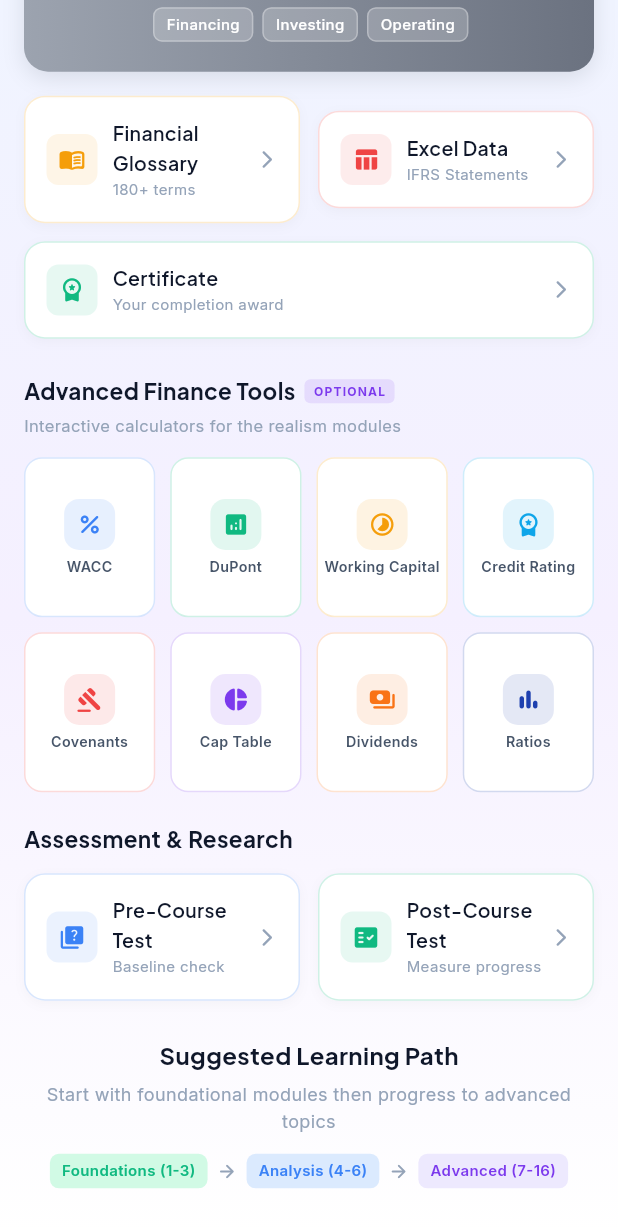
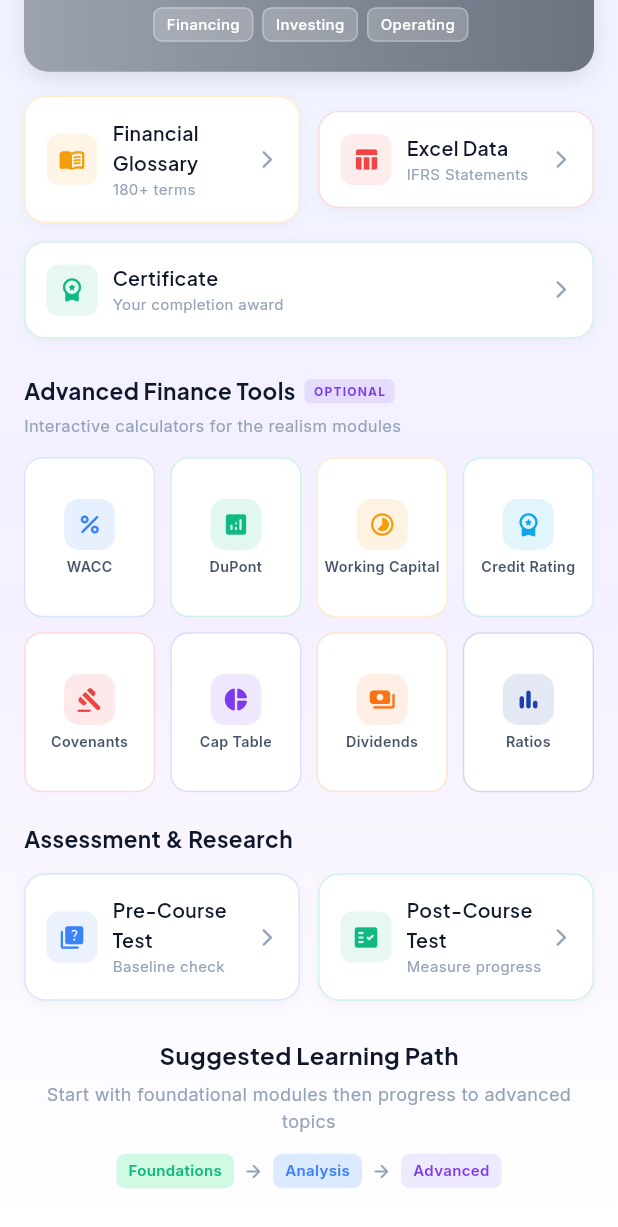
Before and after one commit to AimanSadeq/FinPlay, a Flutter app: the EducationHubScreen screen opened by its route, scrolled down 3050 dp, on a phone screen of 412 x 824 dp. Shown: the top 1227 px of the screen. Run offline on Flutter 3.47's test engine with Material 3 defaults, Android fonts, the phone set to English and light mode, and no system bars; drawn by our look-alikes of flutter_animate; our stand-ins replace dio, fl_chart, flutter_native_splash, flutter_riverpod, go_router, google_fonts and 6 more; accounts and stored records are empty; network calls fail.

Commit message:
Name modules by title only: drop displayed module numbers
The web-module and in-app module screens no longer show a "Module N" /
"الوحدة N" caption above the title. Hub cards show a status icon instead of
a position number, the module progress strip shows each module's icon with
its title as the tooltip, and the suggested learning path names its stages
without number ranges. The "X / N" progress count and the optional mark stay.

A test scans every string literal under lib/ for "Module" or "الوحدة"
followed by a digit or an interpolated value.

Co-Authored-By: Claude Opus 5.5 <noreply@anthropic.com>
Claude-Session: https://claude.ai/code/session_01AChRojF36a1mh1xbXCFnwt

```diff
--- a/lib/data/education_catalog.dart
+++ b/lib/data/education_catalog.dart
@@ -299,8 +299,9 @@ String moduleRouteFor(int catalogId, {required bool arabic}) =>
         ? catalogEntry(catalogId)!.appRoute!
         : '/education/web/$catalogId';
 
-/// 1-based position of a module among the hub's cards (the game excluded), or
-/// null for an unknown id. Display only: never store or compare positions.
+/// 1-based position of a module among the catalog's cards (the game excluded),
+/// or null for an unknown id. Never store or compare positions, and never show
+/// one to a person: modules are named by title only.
 int? educationHubPosition(int num) {
   final cards = educationCatalog.where((m) => !m.isSimulation).toList();
   final idx = cards.indexWhere((m) => m.num == num);
--- a/lib/features/education/screens/education_hub_screen.dart
+++ b/lib/features/education/screens/education_hub_screen.dart
@@ -63,7 +63,7 @@ class _EduModule {
 // screen for the eight ported modules, and to the web-module screen for the
 // rest; a card opens moduleRouteFor(catalogId), which also sends the eight to
 // the website under the Arabic locale. `catalogId` is the permanent catalog id.
-// The number on a card is its position among the cards shown, display only.
+// A module is named by its title alone: no card shows a module number.
 // ---------------------------------------------------------------------------
 const _modules = <_EduModule>[
   _EduModule(
@@ -722,7 +722,6 @@ class _EducationHubScreenState extends ConsumerState<EducationHubScreen> {
                       final passed = _modulePassed[m.catalogId] ?? false;
                       return _ModuleCard(
                         module: m,
-                        position: index + 1,
                         isOptional: plan.isOptional(m.catalogId),
                         isLocked: isLocked,
                         completionPercent: completion,
@@ -792,7 +791,7 @@ class _EducationHubScreenState extends ConsumerState<EducationHubScreen> {
               SliverToBoxAdapter(
                 child: Padding(
                   padding: const EdgeInsets.fromLTRB(16, 24, 16, 32),
-                  child: _buildLearningPath(context, modules.length),
+                  child: _buildLearningPath(context),
                 ).animate().fadeIn(delay: 1000.ms, duration: 400.ms),
               ),
             ],
@@ -1162,11 +1161,16 @@ class _EducationHubScreenState extends ConsumerState<EducationHubScreen> {
                                               size: 12,
                                               color: AppColors.textTertiary(
                                                   context))
-                                          : Text(
-                                              '${i + 1}',
-                                              style: TextStyle(
-                                                fontSize: 12,
-                                                fontWeight: FontWeight.w700,
+                                          // The module's icon, not a
+                                          // number: modules are named by
+                                          // title, which the tooltip gives.
+                                          : Tooltip(
+                                              message: s.ar
+                                                  ? m.titleAr
+                                                  : m.titleEn,
+                                              child: Icon(
+                                                m.icon,
+                                                size: 12,
                                                 color: completion > 0
                                                     ? const Color(0xFFB45309)
                                                     : AppColors.textSecondary(
@@ -1521,7 +1525,7 @@ class _EducationHubScreenState extends ConsumerState<EducationHubScreen> {
   // ─────────────────────────────────────────────────────────────────────────
   // Learning Path
   // ─────────────────────────────────────────────────────────────────────────
-  Widget _buildLearningPath(BuildContext context, int moduleCount) {
+  Widget _buildLearningPath(BuildContext context) {
     final s = ref.watch(stringsProvider);
     return Column(
       children: [
@@ -1547,14 +1551,15 @@ class _EducationHubScreenState extends ConsumerState<EducationHubScreen> {
         Row(
           mainAxisAlignment: MainAxisAlignment.center,
           children: [
-            _PathBadge(s.tr('Foundations (1-3)', 'الأساسيات (1-3)'), AppColors.secondaryLight,
+            // Stages only: no module number ranges (modules are named by title).
+            _PathBadge(s.tr('Foundations', 'الأساسيات'), AppColors.secondaryLight,
                 AppColors.secondarySurface),
             Padding(
               padding: const EdgeInsets.symmetric(horizontal: 6),
               child: Icon(Icons.arrow_forward_rounded,
                   size: 14, color: AppColors.textTertiary(context)),
             ),
-            _PathBadge(s.tr('Analysis (4-6)', 'التحليل (4-6)'), AppColors.primaryLight,
+            _PathBadge(s.tr('Analysis', 'التحليل'), AppColors.primaryLight,
                 AppColors.primarySurface),
             Padding(
               padding: const EdgeInsets.symmetric(horizontal: 6),
@@ -1562,7 +1567,7 @@ class _EducationHubScreenState extends ConsumerState<EducationHubScreen> {
                   size: 14, color: AppColors.textTertiary(context)),
             ),
             _PathBadge(
-                s.tr('Advanced (7-$moduleCount)', 'المتقدّم (7-$moduleCount)'),
+                s.tr('Advanced', 'المتقدّم'),
                 const Color(0xFF7C3AED),
                 const Color(0xFFEDE9FE)),
           ],
@@ -1581,9 +1586,6 @@ class _EducationHubScreenState extends ConsumerState<EducationHubScreen> {
 // ---------------------------------------------------------------------------
 class _ModuleCard extends StatefulWidget {
   final _EduModule module;
-
-  /// 1-based position among the cards shown. Display only.
-  final int position;
 
   /// Marked optional by the module plan: shown and scored, not required.
   final bool isOptional;
@@ -1596,7 +1598,6 @@ class _ModuleCard extends StatefulWidget {
 
   const _ModuleCard({
     required this.module,
-    required this.position,
     this.isOptional = false,
     required this.isLocked,
     required this.completionPercent,
@@ -1786,7 +1787,8 @@ class _ModuleCardState extends State<_ModuleCard> {
                           ),
                         ),
                         const Spacer(),
-                        // Module number badge with completion checkmark
+                        // Status badge (no module number: modules are named
+                        // by title) with completion checkmark
                         SizedBox(
                           width: 32,
                           height: 32,
@@ -1811,13 +1813,12 @@ class _ModuleCardState extends State<_ModuleCard> {
                                   ],
                                 ),
                                 child: Center(
-                                  child: Text(
-                                    '${widget.position}',
-                                    style: const TextStyle(
-                                      fontSize: 12,
-                                      fontWeight: FontWeight.w700,
-                                      color: Colors.white,
-                                    ),
+                                  child: Icon(
+                                    widget.isPassed
+                                        ? Icons.emoji_events_rounded
+                                        : Icons.play_arrow_rounded,
+                                    size: 16,
+                                    color: Colors.white,
                                   ),
                                 ),
                               ),
```
Also changed, not shown: lib/data/module_plan.dart (+0 -7 lines), lib/features/education/modules/education_module_screen.dart (+1 -9 lines), lib/features/education/screens/web_module_screen.dart (+2 -12 lines), 2 other files.
